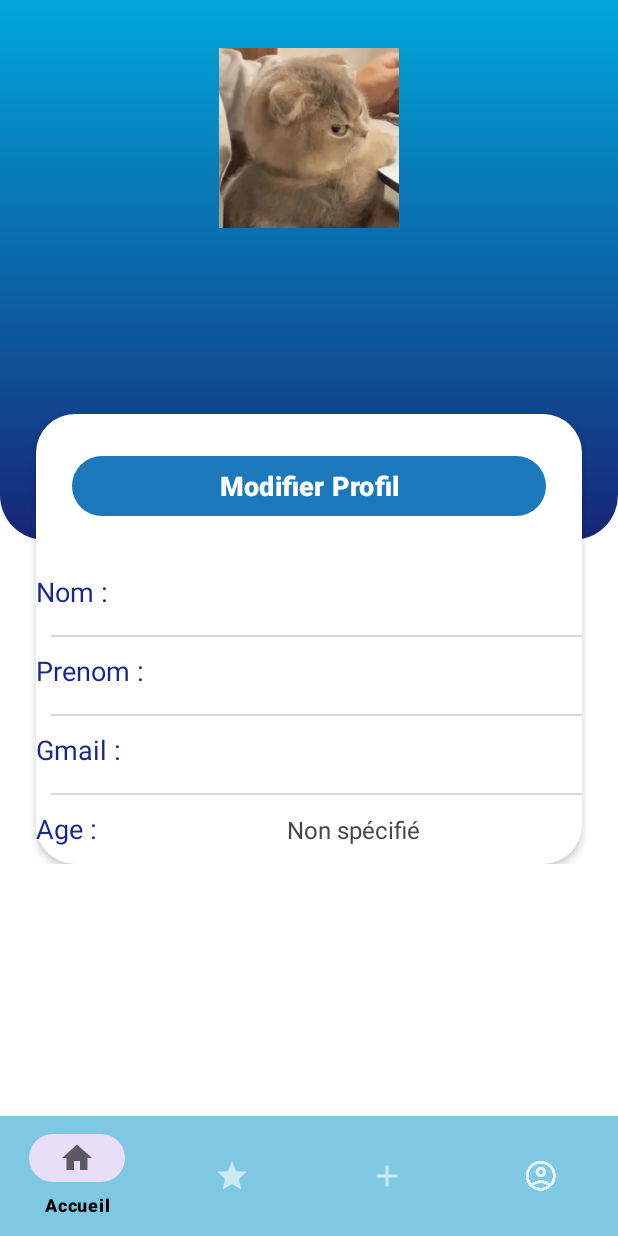
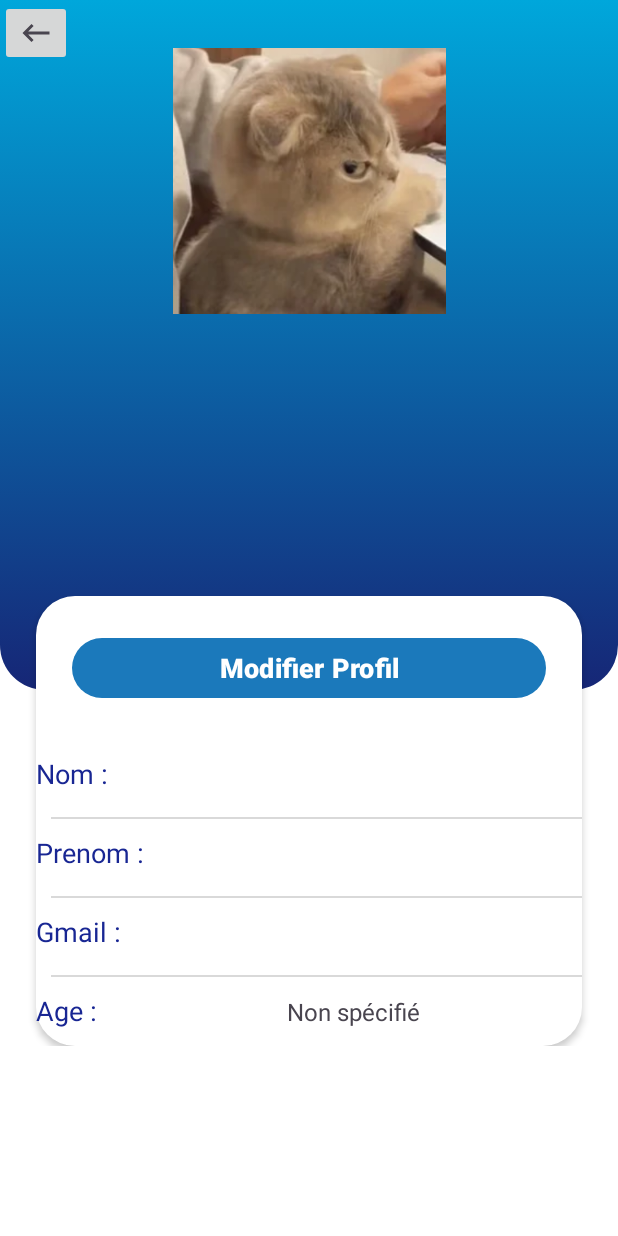
Before and after one commit to Nah-I-d-win/only-friends, an Android app: the ProfileActivity screen opened directly, with no data from a screen before it, on a phone screen of 412 x 824 dp. Run offline under Robolectric (Android 15) with nearby library versions, the phone set to English and light mode, and no system bars; our stand-ins replace Firebase (no records; nobody signed in at launch, a user with empty details on screens opened directly).

Commit message:
ajout button retour

```diff
--- a/app/src/main/java/com/example/only_friends/view/ProfileActivity.kt
+++ b/app/src/main/java/com/example/only_friends/view/ProfileActivity.kt
@@ -3,7 +3,9 @@ package com.example.only_friends.view
 import android.content.Intent
 import android.os.Bundle
 import android.widget.Button
+import android.widget.ImageButton
 import android.widget.TextView
+import com.example.only_friends.MainActivity
 import com.example.only_friends.R
 import com.example.only_friends.view.BaseActivity
 import com.example.only_friends.view.EditProfileActivity
@@ -25,6 +27,7 @@ class ProfileActivity : BaseActivity() {
         super.onCreate(savedInstanceState)
         setContentView(R.layout.activity_profil)
 
+
         auth = FirebaseAuth.getInstance()
         db = FirebaseFirestore.getInstance()
 
@@ -41,9 +44,20 @@ class ProfileActivity : BaseActivity() {
             val intent = Intent(this, EditProfileActivity::class.java)
             startActivity(intent)
         }
+        val returnHomeButton = findViewById<ImageButton>(R.id.return_button_home)
+
+        returnHomeButton.setOnClickListener {
+            val intent = Intent(this, MainActivity::class.java)
+            intent.flags = Intent.FLAG_ACTIVITY_CLEAR_TOP
+            startActivity(intent)
+
+        }
+
 
         loadUserProfile()
     }
+
+
 
     private fun loadUserProfile() {
         val currentUser = auth.currentUser
@@ -68,4 +82,6 @@ class ProfileActivity : BaseActivity() {
     }
 
 
+
+
 }
--- a/app/src/main/res/layout/activity_profil.xml
+++ b/app/src/main/res/layout/activity_profil.xml
@@ -23,21 +23,31 @@
                 app:layout_constraintStart_toStartOf="parent"
                 app:layout_constraintTop_toTopOf="parent">
 
+
                 <androidx.constraintlayout.widget.ConstraintLayout
                     android:id="@+id/constraintLayout"
                     android:layout_width="match_parent"
-                    android:layout_height="360dp"
+                    android:layout_height="460dp"
                     android:background="@drawable/top_background"
                     app:layout_constraintEnd_toEndOf="parent"
+                    app:layout_constraintHorizontal_bias="0.0"
                     app:layout_constraintStart_toStartOf="parent"
                     app:layout_constraintTop_toTopOf="parent">
+
+                    <ImageButton
+                        android:id="@+id/return_button_home"
+                        android:layout_width="wrap_content"
+                        android:layout_height="wrap_content"
+                        android:src="@drawable/keyboard_backspace"
+                        app:layout_constraintTop_toTopOf="parent"
+                        app:layout_constraintStart_toStartOf="parent" />
 
                 </androidx.constraintlayout.widget.ConstraintLayout>
 
                 <ImageView
                     android:id="@+id/imageView"
-                    android:layout_width="120dp"
-                    android:layout_height="120dp"
+                    android:layout_width="182dp"
+                    android:layout_height="177dp"
                     android:layout_marginTop="32dp"
                     android:background="@drawable/circle_background"
                     android:scaleType="centerCrop"
@@ -76,12 +86,13 @@
                     android:layout_width="match_parent"
                     android:layout_height="300dp"
                     android:layout_marginStart="24dp"
-                    android:layout_marginTop="60dp"
+                    android:layout_marginTop="124dp"
                     android:layout_marginEnd="24dp"
                     android:background="@drawable/white_background"
                     android:elevation="3dp"
                     android:orientation="vertical"
                     app:layout_constraintEnd_toEndOf="parent"
+                    app:layout_constraintHorizontal_bias="0.0"
                     app:layout_constraintStart_toStartOf="parent"
                     app:layout_constraintTop_toBottomOf="@+id/top_name">
 
@@ -235,19 +246,6 @@
 
         <androidx.constraintlayout.widget.ConstraintLayout
             android:layout_width="match_parent"
-            android:layout_height="match_parent">
-
-            <com.google.android.material.bottomnavigation.BottomNavigationView
-                android:id="@+id/navigation_view"
-                android:layout_width="match_parent"
-                android:layout_height="80dp"
-                android:background="@color/light_blue"
-                app:itemIconTint="@drawable/bottom_nav_color"
-                app:itemTextColor="@drawable/bottom_nav_color"
-                app:layout_constraintBottom_toBottomOf="parent"
-                app:layout_constraintEnd_toEndOf="parent"
-                app:layout_constraintStart_toStartOf="parent"
-                app:menu="@menu/bottom_navigation_menu" />
-        </androidx.constraintlayout.widget.ConstraintLayout>
+            android:layout_height="match_parent"/>
     </LinearLayout>
 </androidx.constraintlayout.widget.ConstraintLayout>
```
Also changed, not shown: app/src/main/res/values/strings.xml (+4 -4 lines).
